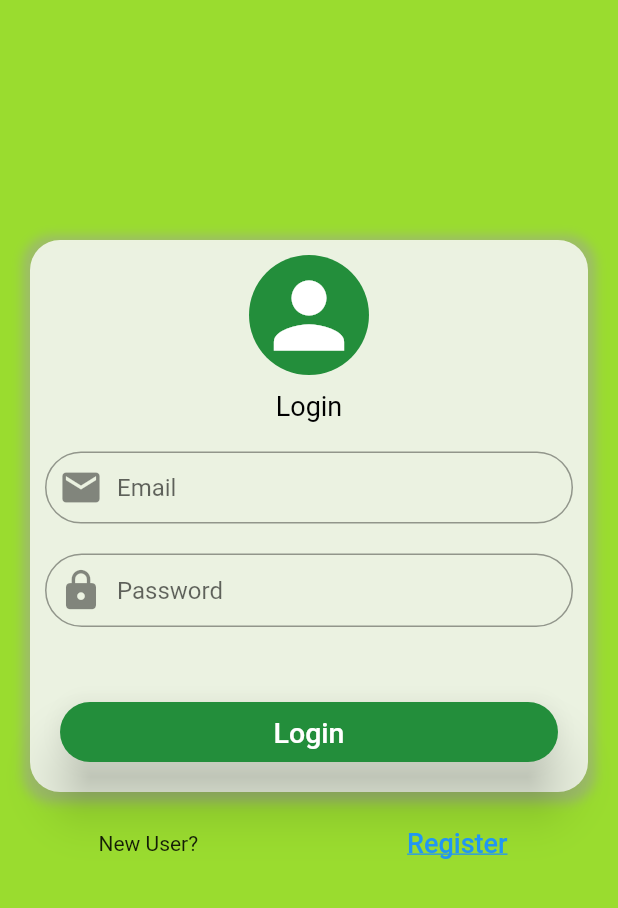
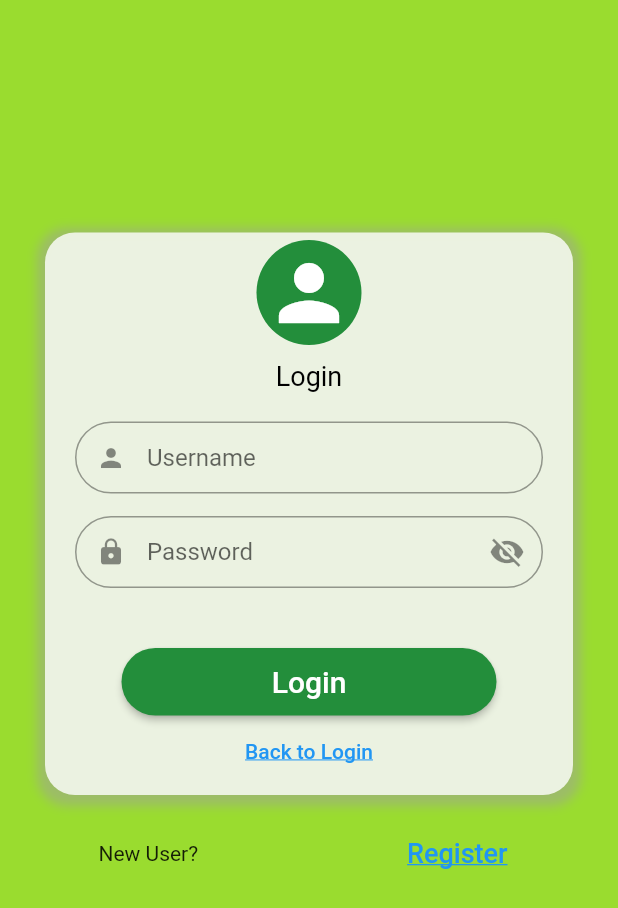
Before and after one commit to candra09/CatatUang-App, a Flutter app: the LoginPage screen opened directly, after a tap on "Login", on a phone screen of 412 x 824 dp. Shown: the top 908 px of the screen. Run offline on Flutter 3.47's test engine with Material 2 defaults, Android fonts, the phone set to English and light mode, and no system bars; our stand-ins replace cloud_firestore, firebase_core, flutter_slidable; accounts and stored records are empty.

Commit message:
Update login.dart

```diff
--- a/lib/screen/login.dart
+++ b/lib/screen/login.dart
@@ -1,56 +1,51 @@
-import 'package:firebase_auth/firebase_auth.dart';
 import 'package:flutter/material.dart';
-import 'package:firebase_core/firebase_core.dart';
-import 'package:firebase_auth/firebase_auth.dart';
-import 'package:google_sign_in/google_sign_in.dart';
-import '../screen/home.dart';
+import '../authentication.dart';
 import '../screen/register.dart';
 import '../main_screen.dart';
 
-void main() async {
-  WidgetsFlutterBinding.ensureInitialized();
-  await Firebase.initializeApp();
-}
+class LoginPage extends StatefulWidget {
+  LoginPage({Key key}) : super(key: key);
 
-class LoginPage extends StatefulWidget {
   @override
   _LoginPageState createState() => new _LoginPageState();
 }
 
 class _LoginPageState extends State<LoginPage> {
-  @override
-  void initState() {
-    super.initState();
-  }
+  final _formKey = GlobalKey<FormState>();
 
-  final emailController = TextEditingController();
-  final passwordController = TextEditingController();
+  String email;
+  String password;
+
+  bool _obscureText = true;
 
   @override
   Widget build(BuildContext context) {
-    User? user = FirebaseAuth.instance.currentUser;
+    // User? user = FirebaseAuth.instance.currentUser;
 
     return Scaffold(
         backgroundColor: Color(0xff9ADC2F),
         body: SingleChildScrollView(
-          child: Stack(
-            children: [
-              Column(
+            child: Stack(children: <Widget>[
+          Container(
+            child: Form(
+              key: _formKey,
+              child: Column(
                 mainAxisAlignment: MainAxisAlignment.start,
                 crossAxisAlignment: CrossAxisAlignment.center,
                 children: [
                   SizedBox(
-                    height: 160,
+                    height: 150,
                   ),
                   Column(
                     children: [
                       Padding(
-                          padding: EdgeInsets.symmetric(horizontal: 20),
+                          padding:
+                              EdgeInsets.symmetric(horizontal: 30, vertical: 5),
                           child: Container(
                             // height: 200,
-                            padding: EdgeInsets.all(10),
+                            padding: EdgeInsets.fromLTRB(20, 5, 20, 5),
                             width: double.infinity,
-
+                            // padding: EdgeInsets.symmetric(horizontal: 20),
                             decoration: BoxDecoration(
                               color: Colors.white.withOpacity(0.8),
                               borderRadius: BorderRadius.circular(20),
@@ -68,13 +63,13 @@ class _LoginPageState extends State<LoginPage> {
                               mainAxisAlignment: MainAxisAlignment.center,
                               children: [
                                 Container(
-                                  height: 80,
+                                  height: 70,
                                   decoration: BoxDecoration(
                                       color: Color(0xff238E3B),
                                       shape: BoxShape.circle),
                                   child: Center(
                                     child: Icon(Icons.person,
-                                        size: 70, color: Colors.white),
+                                        size: 60, color: Colors.white),
                                   ),
                                 ),
                                 SizedBox(height: 10),
@@ -84,63 +79,124 @@ class _LoginPageState extends State<LoginPage> {
                                       color: Colors.black,
                                     )),
                                 SizedBox(height: 20),
+
                                 TextFormField(
-                                  controller: emailController,
                                   decoration: InputDecoration(
-                                      contentPadding:
-                                          EdgeInsets.fromLTRB(15, 10, 15, 10),
-                                      prefixIcon: Icon(Icons.email, size: 30),
-                                      hintText: "Email",
+                                    contentPadding: EdgeInsets.all(2),
+                                    prefixIcon: Icon(Icons.person, size: 20),
+                                    hintText: "Username",
                                     border: OutlineInputBorder(
-                                          borderRadius:
-                                              BorderRadius.circular(32.0),
+                                      borderRadius: BorderRadius.circular(32.0),
                                       borderSide:
-                                              BorderSide(color: Colors.white))),
+                                          BorderSide(color: Colors.white),
                                     ),
-                                SizedBox(height: 20),
+                                  ),
+                                  validator: (value) {
+                                    if (value.isEmpty) {
+                                      return 'Please enter some text';
+                                    }
+                                    return null;
+                                  },
+                                  onSaved: (val) {
+                                    email = val;
+                                  },
+                                ),
+                                SizedBox(height: 15),
                                 TextFormField(
-                                  controller: passwordController,
                                   decoration: InputDecoration(
-                                      contentPadding:
-                                          EdgeInsets.fromLTRB(15, 15, 15, 15),
-                                      prefixIcon: Icon(Icons.lock, size: 30),
+                                    contentPadding: EdgeInsets.all(2),
+                                    prefixIcon: Icon(Icons.lock, size: 20),
                                     hintText: "Password",
                                     border: OutlineInputBorder(
-                                          borderRadius:
-                                              BorderRadius.circular(32.0),
+                                      borderRadius: BorderRadius.circular(32.0),
                                       borderSide:
-                                              BorderSide(color: Colors.white))),
+                                          BorderSide(color: Colors.white),
                                     ),
+                                    suffixIcon: GestureDetector(
+                                      onTap: () {
+                                        setState(() {
+                                          _obscureText = !_obscureText;
+                                        });
+                                      },
+                                      child: Icon(
+                                        _obscureText
+                                            ? Icons.visibility_off
+                                            : Icons.visibility,
+                                      ),
+                                    ),
+                                  ),
+                                  obscureText: _obscureText,
+                                  onSaved: (val) {
+                                    password = val;
+                                  },
+                                  validator: (value) {
+                                    if (value.isEmpty) {
+                                      return 'Please enter some text';
+                                    }
+                                    return null;
+                                  },
+                                ),
+                                //
                                 SizedBox(height: 40),
-                                Container(
-                                    height: 60,
-                                    width: 400,
-                                    padding: EdgeInsets.all(10),
-                                    child: ElevatedButton(
-                                      style: ElevatedButton.styleFrom(
-                                        primary: Color(0xff238E3B),
+
+                                SizedBox(
+                                  height: 45,
+                                  width: 250,
+                                  child: RaisedButton(
+                                    onPressed: () {
+                                      // Respond to button press
+
+                                      if (_formKey.currentState.validate()) {
+                                        _formKey.currentState.save();
+
+                                        AuthenticationHelper()
+                                            .signIn(
+                                                email: email,
+                                                password: password)
+                                            .then((result) {
+                                          if (result == null) {
+                                            Navigator.pushReplacement(
+                                                context,
+                                                MaterialPageRoute(
+                                                    builder: (context) =>
+                                                        MyScreen()));
+                                          } else {
+                                            Scaffold.of(context)
+                                                .showSnackBar(SnackBar(
+                                              content: Text(
+                                                result,
+                                                style: TextStyle(fontSize: 16),
+                                              ),
+                                            ));
+                                          }
+                                        });
+                                      }
+                                    },
                                     shape: RoundedRectangleBorder(
-                                          borderRadius:
-                                              BorderRadius.circular(25),
+                                        borderRadius: BorderRadius.all(
+                                            Radius.circular(32))),
+                                    color: Color(0xff238E3B),
+                                    textColor: Colors.white,
+                                    child: Text(
+                                      'Login',
+                                      style: TextStyle(fontSize: 20),
                                     ),
-                                        elevation: 15.0, // background
-                                        onPrimary: Colors.white, // foreground
                                   ),
-                                      onPressed: () async {
-                                        await FirebaseAuth.instance
-                                            .signInWithEmailAndPassword(
-                                          email: emailController.text,
-                                          password: passwordController.text,
-                                        );
-                                        setState(() {});
+                                ),
+                                FlatButton(
+                                    splashColor: Colors.blue,
+                                    onPressed: () {
+                                      Navigator.push(
+                                          context,
+                                          MaterialPageRoute(
+                                              builder: (context) =>
+                                                  LoginPage()));
                                     },
-                                      // style: ElevatedButton.styleFrom(primary: Colors.yellow),
-                                      child: Text('Login',
+                                    child: Text('Back to Login',
                                         style: TextStyle(
-                                            fontSize: 19,
-                                            color: Colors.white,
-                                          )),
-                                    )),
+                                          color: Colors.blue,
+                                          decoration: TextDecoration.underline,
+                                        ))),
                               ],
                             ),
                           ))
@@ -174,9 +230,9 @@ class _LoginPageState extends State<LoginPage> {
                     ],
                   )
                 ],
-              )
-            ],
               ),
-        ));
+            ),
+          ),
+        ])));
   }
 }
```
Lines whose indentation alone changed are shown as unchanged.
